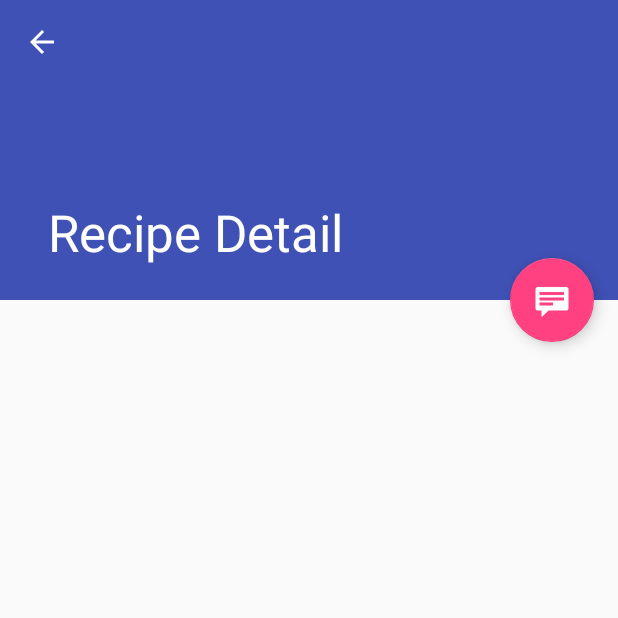
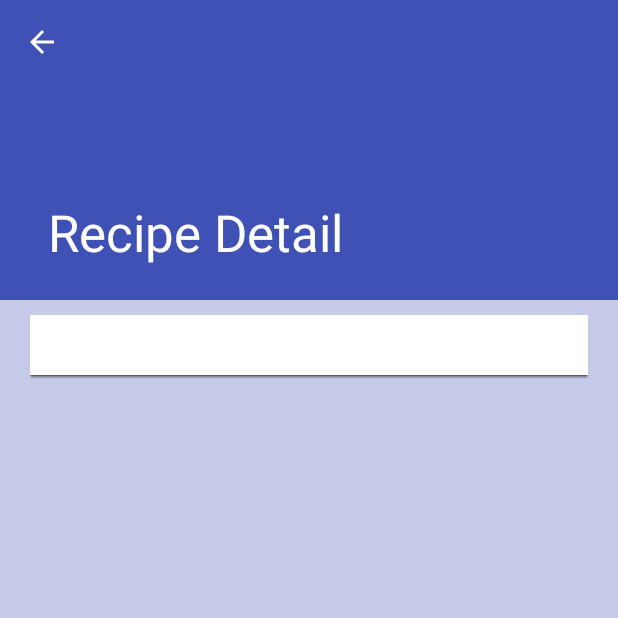
Before and after one commit to lanakin/NanoBaking, an Android app: the RecipeDetailActivity screen opened directly, with no data from a screen before it, on a phone screen of 412 x 824 dp, the top half of it. Run offline under Robolectric (Android 15) with nearby library versions, the phone set to English and light mode, and no system bars; our stand-ins replace ButterKnife; 1 statement that could not run was skipped.

Commit message:
start of basic layout

```diff
--- a/app/build.gradle
+++ b/app/build.gradle
@@ -29,4 +29,7 @@ dependencies {
     compile 'com.android.support:recyclerview-v7:26.+'
     compile 'com.android.support:design:26.+'
     testCompile 'junit:junit:4.12'
+
+    compile 'com.jakewharton:butterknife:8.4.0'
+    annotationProcessor 'com.jakewharton:butterknife-compiler:8.4.0'
 }
--- a/app/src/main/AndroidManifest.xml
+++ b/app/src/main/AndroidManifest.xml
@@ -1,6 +1,8 @@
 <?xml version="1.0" encoding="utf-8"?>
 <manifest xmlns:android="http://schemas.android.com/apk/res/android"
     package="annekenl.nanobaking">
+
+    <uses-permission android:name="android.permission.INTERNET" />
 
     <application
         android:allowBackup="true"
--- a/app/src/main/java/annekenl/nanobaking/RecipeDetailActivity.java
+++ b/app/src/main/java/annekenl/nanobaking/RecipeDetailActivity.java
@@ -2,12 +2,9 @@ package annekenl.nanobaking;
 
 import android.content.Intent;
 import android.os.Bundle;
-import android.support.design.widget.FloatingActionButton;
-import android.support.design.widget.Snackbar;
+import android.support.v7.app.ActionBar;
+import android.support.v7.app.AppCompatActivity;
 import android.support.v7.widget.Toolbar;
-import android.view.View;
-import android.support.v7.app.AppCompatActivity;
-import android.support.v7.app.ActionBar;
 import android.view.MenuItem;
 
 /**
@@ -25,14 +22,14 @@ public class RecipeDetailActivity extends AppCompatActivity {
         Toolbar toolbar = (Toolbar) findViewById(R.id.detail_toolbar);
         setSupportActionBar(toolbar);
 
-        FloatingActionButton fab = (FloatingActionButton) findViewById(R.id.fab);
+        /*FloatingActionButton fab = (FloatingActionButton) findViewById(R.id.fab);
         fab.setOnClickListener(new View.OnClickListener() {
             @Override
             public void onClick(View view) {
                 Snackbar.make(view, "Replace with your own detail action", Snackbar.LENGTH_LONG)
                         .setAction("Action", null).show();
             }
-        });
+        });*/
 
         // Show the Up button in the action bar.
         ActionBar actionBar = getSupportActionBar();
@@ -53,8 +50,8 @@ public class RecipeDetailActivity extends AppCompatActivity {
             // Create the detail fragment and add it to the activity
             // using a fragment transaction.
             Bundle arguments = new Bundle();
-            arguments.putString(RecipeDetailFragment.ARG_ITEM_ID,
-                    getIntent().getStringExtra(RecipeDetailFragment.ARG_ITEM_ID));
+            arguments.putParcelable(RecipeDetailFragment.RECIPE_ITEM_OBJ,
+                    getIntent().getParcelableExtra(RecipeDetailFragment.RECIPE_ITEM_OBJ));
             RecipeDetailFragment fragment = new RecipeDetailFragment();
             fragment.setArguments(arguments);
             getSupportFragmentManager().beginTransaction()
--- a/app/src/main/java/annekenl/nanobaking/RecipeDetailFragment.java
+++ b/app/src/main/java/annekenl/nanobaking/RecipeDetailFragment.java
@@ -1,15 +1,21 @@
 package annekenl.nanobaking;
 
 import android.app.Activity;
+import android.os.Bundle;
 import android.support.design.widget.CollapsingToolbarLayout;
-import android.os.Bundle;
 import android.support.v4.app.Fragment;
 import android.view.LayoutInflater;
 import android.view.View;
 import android.view.ViewGroup;
 import android.widget.TextView;
 
-import annekenl.nanobaking.dummy.DummyContent;
+import java.util.ArrayList;
+
+import annekenl.nanobaking.recipedata.IngredientItem;
+import annekenl.nanobaking.recipedata.RecipeItem;
+import butterknife.BindView;
+import butterknife.ButterKnife;
+import butterknife.Unbinder;
 
 /**
  * A fragment representing a single Recipe detail screen.
@@ -22,12 +28,17 @@ public class RecipeDetailFragment extends Fragment {
      * The fragment argument representing the item ID that this fragment
      * represents.
      */
-    public static final String ARG_ITEM_ID = "item_id";
+    //public static final String ARG_ITEM_ID = "item_id";
+    public static final String RECIPE_ITEM_OBJ = "recipe_item";
 
     /**
      * The dummy content this fragment is presenting.
      */
-    private DummyContent.DummyItem mItem;
+    //private DummyContent.DummyItem mItem;
+    private RecipeItem mItem;
+
+    private Unbinder unbinder;
+    @BindView(R.id.recipe_ingreds) TextView ingredsTV;
 
     /**
      * Mandatory empty constructor for the fragment manager to instantiate the
@@ -40,28 +51,45 @@ public class RecipeDetailFragment extends Fragment {
     public void onCreate(Bundle savedInstanceState) {
         super.onCreate(savedInstanceState);
 
-        if (getArguments().containsKey(ARG_ITEM_ID)) {
+        //if (getArguments().containsKey(ARG_ITEM_ID)) {
             // Load the dummy content specified by the fragment
             // arguments. In a real-world scenario, use a Loader
             // to load content from a content provider.
-            mItem = DummyContent.ITEM_MAP.get(getArguments().getString(ARG_ITEM_ID));
+
+        if (getArguments().containsKey(RECIPE_ITEM_OBJ))
+        {
+           // mItem = DummyContent.ITEM_MAP.get(getArguments().getString(ARG_ITEM_ID));
+            mItem = getArguments().getParcelable(RECIPE_ITEM_OBJ);
 
             Activity activity = this.getActivity();
             CollapsingToolbarLayout appBarLayout = (CollapsingToolbarLayout) activity.findViewById(R.id.toolbar_layout);
             if (appBarLayout != null) {
-                appBarLayout.setTitle(mItem.content);
+                appBarLayout.setTitle(mItem.getName());
             }
         }
     }
 
     @Override
     public View onCreateView(LayoutInflater inflater, ViewGroup container,
-                             Bundle savedInstanceState) {
+                             Bundle savedInstanceState)
+    {
         View rootView = inflater.inflate(R.layout.recipe_detail, container, false);
+
+        unbinder = ButterKnife.bind(this, rootView);
 
         // Show the dummy content as text in a TextView.
         if (mItem != null) {
-            ((TextView) rootView.findViewById(R.id.recipe_detail)).setText(mItem.details);
+
+            ArrayList<IngredientItem> mRIngreds = mItem.getIngredients();
+            String ingredientsTextList = "";
+
+            for(int i = 0; i < mRIngreds.size(); i++) {
+                IngredientItem currIngred = mRIngreds.get(i);
+                ingredientsTextList += currIngred.getQuantity() + " " + currIngred.getMeasure().toLowerCase() + " " + currIngred.getIngredient();
+                if(!(i==mRIngreds.size()-1))
+                    ingredientsTextList += "\n\n";
+            }
+           ingredsTV.setText(ingredientsTextList);
         }
 
         return rootView;
--- a/app/src/main/java/annekenl/nanobaking/recipedata/IngredientItem.java
+++ b/app/src/main/java/annekenl/nanobaking/recipedata/IngredientItem.java
@@ -12,6 +12,8 @@ public class IngredientItem implements Parcelable
     private String quantity = "";
     private String measure = "";
     private String ingredient = "";
+
+    public IngredientItem() {}
 
     public void setQuantity(String q) {
         quantity = q;
--- a/app/src/main/java/annekenl/nanobaking/recipedata/RecipeItem.java
+++ b/app/src/main/java/annekenl/nanobaking/recipedata/RecipeItem.java
@@ -13,8 +13,8 @@ public class RecipeItem implements Parcelable
 {
     private int id = -1;
     private String name = "";
-    private ArrayList<IngredientItem>  ingredients;
-    private ArrayList<StepItem> steps;
+    private ArrayList<IngredientItem>  ingredients = new ArrayList<>();
+    private ArrayList<StepItem> steps = new ArrayList<>();
     private String servings = "";
     private String imageUrl = ""; //if provided, so far no recipes have this*
 
--- a/app/src/main/java/annekenl/nanobaking/recipedata/StepItem.java
+++ b/app/src/main/java/annekenl/nanobaking/recipedata/StepItem.java
@@ -14,6 +14,8 @@ public class StepItem implements Parcelable
     private String description = "";
     private String videoUrl = "";
     private String thumbnailUrl = "";
+
+    public StepItem() {}
 
     public void setId(int i) {
         id = i;
--- /dev/null
+++ b/app/src/main/res/drawable/white_card_bottom_shadow.xml
@@ -0,0 +1,75 @@
+<?xml version="1.0" encoding="utf-8"?>
+<layer-list xmlns:android="http://schemas.android.com/apk/res/android" >
+
+
+
+    <!-- Drop Shadow Stack -->
+    <item>
+        <shape>
+            <padding
+                android:bottom="1dp"
+                />
+            <corners android:bottomLeftRadius="2dp"
+                android:bottomRightRadius="2dp"/>
+
+            <solid android:color="#00000000" />
+        </shape>
+    </item>
+    <item>
+        <shape>
+            <padding
+                android:bottom="1dp"
+                />
+
+            <corners android:bottomLeftRadius="2dp"
+                android:bottomRightRadius="2dp"/>
+            <solid android:color="#10000000" />
+        </shape>
+    </item>
+    <item>
+        <shape>
+            <padding
+                android:bottom="1dp"
+                />
+
+            <corners android:bottomLeftRadius="2dp"
+                android:bottomRightRadius="2dp"/>
+            <solid android:color="#20000000" />
+        </shape>
+    </item>
+    <item>
+        <shape>
+            <padding
+                android:bottom="1dp"
+                />
+            <corners android:bottomLeftRadius="2dp"
+                android:bottomRightRadius="2dp"/>
+
+            <solid android:color="#30000000" />
+        </shape>
+    </item>
+    <item>
+        <shape>
+            <padding
+                android:bottom="1dp"
+                />
+            <corners android:bottomLeftRadius="2dp"
+                android:bottomRightRadius="2dp"/>
+
+            <solid android:color="#50000000" />
+        </shape>
+    </item>
+
+    <item>
+        <shape
+            xmlns:android="http://schemas.android.com/apk/res/android"
+            android:shape="rectangle" >
+            <solid android:color="@android:color/white" />
+
+            <stroke
+                android:width="8dip"
+                android:color="@android:color/white" />
+        </shape>
+    </item>
+
+</layer-list>
--- a/app/src/main/res/layout/activity_recipe_detail.xml
+++ b/app/src/main/res/layout/activity_recipe_detail.xml
@@ -5,7 +5,9 @@
     android:layout_height="match_parent"
     android:fitsSystemWindows="true"
     tools:context="annekenl.nanobaking.RecipeDetailActivity"
-    tools:ignore="MergeRootFrame">
+    tools:ignore="MergeRootFrame"
+    android:background="@color/background"
+    >
 
     <android.support.design.widget.AppBarLayout
         android:id="@+id/app_bar"
@@ -40,7 +42,7 @@
         android:layout_height="match_parent"
         app:layout_behavior="@string/appbar_scrolling_view_behavior" />
 
-    <android.support.design.widget.FloatingActionButton
+ <!--   <android.support.design.widget.FloatingActionButton
         android:id="@+id/fab"
         android:layout_width="wrap_content"
         android:layout_height="wrap_content"
@@ -48,6 +50,6 @@
         android:layout_margin="@dimen/fab_margin"
         app:layout_anchor="@+id/recipe_detail_container"
         app:layout_anchorGravity="top|end"
-        app:srcCompat="@android:drawable/stat_notify_chat" />
+        app:srcCompat="@android:drawable/stat_notify_chat" />-->
 
 </android.support.design.widget.CoordinatorLayout>
--- a/app/src/main/res/layout/recipe_detail.xml
+++ b/app/src/main/res/layout/recipe_detail.xml
@@ -1,9 +1,25 @@
-<TextView xmlns:android="http://schemas.android.com/apk/res/android"
+<LinearLayout
+    xmlns:android="http://schemas.android.com/apk/res/android"
     xmlns:tools="http://schemas.android.com/tools"
-    android:id="@+id/recipe_detail"
-    style="?android:attr/textAppearanceLarge"
     android:layout_width="match_parent"
     android:layout_height="match_parent"
-    android:padding="16dp"
-    android:textIsSelectable="true"
-    tools:context="annekenl.nanobaking.RecipeDetailFragment" />
+    android:orientation="vertical"
+    android:gravity="center"
+    > <!-- android:background="@color/background" -->
+
+    <TextView
+        android:id="@+id/recipe_ingreds"
+        style="?android:attr/textAppearanceSmall"
+        android:layout_width="match_parent"
+        android:layout_height="match_parent"
+        android:padding="12dp"
+        android:layout_marginTop="10dp"
+        android:layout_marginLeft="20dp"
+        android:layout_marginRight="20dp"
+        android:layout_marginBottom="5dp"
+        android:textIsSelectable="true"
+        tools:context="annekenl.nanobaking.RecipeDetailFragment"
+        android:background="@drawable/white_card_bottom_shadow"
+    />
+
+</LinearLayout>
--- a/app/src/main/res/values/colors.xml
+++ b/app/src/main/res/values/colors.xml
@@ -3,4 +3,6 @@
     <color name="colorPrimary">#3F51B5</color>
     <color name="colorPrimaryDark">#303F9F</color>
     <color name="colorAccent">#FF4081</color>
+
+    <color name="background">#C5CAE9</color>
 </resources>
```
Also changed, not shown: app/src/main/java/annekenl/nanobaking/RecipeListActivity.java (+106 -36 lines), app/src/main/res/drawable/white_rounded_card_shadow_border.xml (added, +57 -0 lines), app/src/main/res/layout/activity_recipe_list.xml (+6 -4 lines), app/src/main/res/layout/recipe_list_content.xml (+10 -3 lines).
